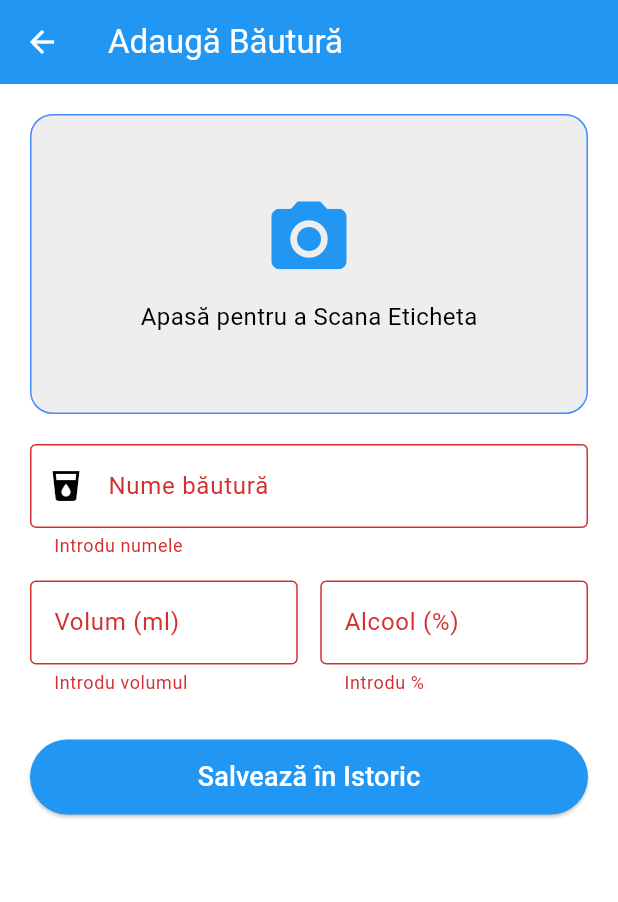
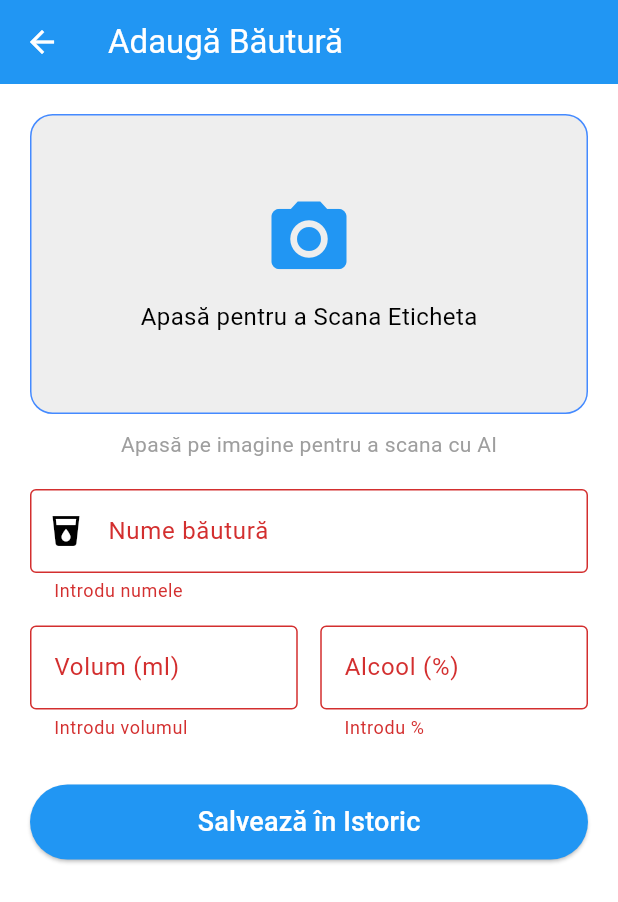
Before and after one commit to AndreiPopescuu/Msa_project, a Flutter app: the AddDrinkScreen screen opened directly, after a tap on "Salvează în Istoric", on a phone screen of 412 x 824 dp. Shown: the top 902 px of the screen. Run offline on Flutter 3.47's test engine with Material 3 defaults, Android fonts, the phone set to English and light mode, and no system bars; our stand-ins replace dio, fl_chart, image_picker, shared_preferences; accounts and stored records are empty.

```diff
--- a/frontend/lib/core/api/api_client.dart
+++ b/frontend/lib/core/api/api_client.dart
@@ -14,8 +14,9 @@ class ApiClient {
   final Dio _dio = Dio(
     BaseOptions(
       baseUrl: baseUrl,
-      connectTimeout: const Duration(seconds: 15), // Am mărit puțin timpul pentru că serverul Free poate fi lent uneori
-      receiveTimeout: const Duration(seconds: 15),
+      connectTimeout: const Duration(seconds: 120), // 2 minute
+      receiveTimeout: const Duration(seconds: 120),
+      sendTimeout: const Duration(seconds: 120),    // Foarte important pentru upload
       headers: {
         'Content-Type': 'application/json',
         'Accept': 'application/json',
--- a/frontend/lib/screens/add_drink_screen.dart
+++ b/frontend/lib/screens/add_drink_screen.dart
@@ -1,9 +1,9 @@
 import 'dart:io';
-import 'package:flutter/foundation.dart' show kIsWeb; // <--- Import pentru a detecta Web-ul
+import 'package:flutter/foundation.dart' show kIsWeb; // Pentru detectare Web
 import 'package:flutter/material.dart';
 import 'package:image_picker/image_picker.dart';
 import 'package:shared_preferences/shared_preferences.dart';
-import '../core/api/api_client.dart';
+import '../core/api/api_client.dart'; // Asigură-te că calea este corectă (services sau core/api)
 
 class AddDrinkScreen extends StatefulWidget {
   const AddDrinkScreen({super.key});
@@ -22,21 +22,23 @@ class _AddDrinkScreenState extends State<AddDrinkScreen> {
   final _strengthCtrl = TextEditingController();
 
   bool _loading = false;
-  XFile? _pickedFile; // <--- Păstrăm fișierul original (XFile) pentru compatibilitate Web
+  XFile? _pickedFile;
 
-  // --- LOGICA DE SCANARE ---
+  // --- LOGICA DE SCANARE (AICI ESTE SECRETUL) ---
   Future<void> _scanDrink() async {
     try {
-      // 1. Deschide camera (sau galeria)
+      // 1. Deschide camera
+      // În add_drink_screen.dart
       final XFile? photo = await _picker.pickImage(
         source: ImageSource.camera,
-        imageQuality: 50,
+        imageQuality: 15,  // Calitate foarte mică
+        maxWidth: 300,     // Dimensiune foarte mică
       );
 
       if (photo == null) return;
 
       setState(() {
-        _pickedFile = photo; // Salvăm referința pentru afișare
+        _pickedFile = photo;
         _loading = true;
       });
 
@@ -44,15 +46,17 @@ class _AddDrinkScreenState extends State<AddDrinkScreen> {
         const SnackBar(content: Text('AI-ul analizează eticheta...')),
       );
 
-      // 2. Trimite la Server (folosind XFile direct)
+      // 2. Trimite la Server
       final response = await api.identifyDrink(photo);
 
-      // 3. Completează câmpurile cu ce a găsit AI-ul
+      // 3. Verifică răspunsul
       if (response.statusCode == 200) {
         final data = response.data;
 
         setState(() {
           _nameCtrl.text = data['name'] ?? '';
+
+          // Tratăm cazul în care vine int sau double
           if (data['abv'] != null) {
             _strengthCtrl.text = data['abv'].toString();
           }
@@ -61,12 +65,16 @@ class _AddDrinkScreenState extends State<AddDrinkScreen> {
         ScaffoldMessenger.of(context).showSnackBar(
           const SnackBar(content: Text('Identificare reușită! Verifică datele.')),
         );
+      } else {
+         ScaffoldMessenger.of(context).showSnackBar(
+          const SnackBar(content: Text('AI-ul nu a răspuns corect (Server Error).')),
+        );
       }
     } catch (e) {
       ScaffoldMessenger.of(context).showSnackBar(
-        const SnackBar(content: Text('Nu s-a putut identifica băutura.')),
+        const SnackBar(content: Text('Nu s-a putut trimite poza. Verifică internetul.')),
       );
-      print("Eroare AI: $e");
+      print("Eroare AI Scan: $e");
     } finally {
       setState(() => _loading = false);
     }
@@ -78,11 +86,16 @@ class _AddDrinkScreenState extends State<AddDrinkScreen> {
 
     try {
       final prefs = await SharedPreferences.getInstance();
-      final int? storedUserId = prefs.getInt('user_id');
+      final int? storedUserId = prefs.getInt('user_id'); // Asigură-te că cheia e 'user_id' sau 'userId'
 
-      if (storedUserId == null) return;
+      if (storedUserId == null) {
+          ScaffoldMessenger.of(context).showSnackBar(
+            const SnackBar(content: Text('Eroare: Nu ești logat!')),
+          );
+          return;
+      }
 
-      // FIX: Înlocuim virgula cu punctul pentru siguranță (ex: "5,5" -> "5.5")
+      // FIX: Siguranță pentru virgulă vs punct
       double volume = double.parse(_volumeCtrl.text.replaceAll(',', '.'));
       double strength = double.parse(_strengthCtrl.text.replaceAll(',', '.'));
 
@@ -97,15 +110,18 @@ class _AddDrinkScreenState extends State<AddDrinkScreen> {
       ScaffoldMessenger.of(context).showSnackBar(
           const SnackBar(content: Text('Băutură salvată cu succes!')),
       );
+
+      // Ne întoarcem la ecranul anterior (Home)
       Navigator.pop(context);
+
     } catch (e) {
-      ScaffoldMessenger.of(context).showSnackBar(SnackBar(content: Text('Eroare: $e')));
+      ScaffoldMessenger.of(context).showSnackBar(SnackBar(content: Text('Eroare la salvare: $e')));
     } finally {
       if (mounted) setState(() => _loading = false);
     }
   }
 
-  // --- FUNCȚIE PENTRU AFIȘAREA IMAGINII (WEB vs MOBILE) ---
+  // --- FUNCȚIE PENTRU PREVIEW POZĂ ---
   Widget _buildImagePreview() {
     if (_pickedFile == null) {
       return Column(
@@ -118,7 +134,6 @@ class _AddDrinkScreenState extends State<AddDrinkScreen> {
       );
     }
 
-    // Pe Web folosim NetworkImage cu path-ul blob-ului, pe Mobile folosim File
     if (kIsWeb) {
       return Image.network(_pickedFile!.path, fit: BoxFit.cover);
     } else {
@@ -138,7 +153,7 @@ class _AddDrinkScreenState extends State<AddDrinkScreen> {
             children: [
               // --- ZONA DE POZĂ ---
               GestureDetector(
-                onTap: _scanDrink,
+                onTap: _loading ? null : _scanDrink, // Blocăm click-ul dacă încarcă
                 child: Container(
                   height: 200,
                   width: double.infinity,
@@ -147,12 +162,16 @@ class _AddDrinkScreenState extends State<AddDrinkScreen> {
                     borderRadius: BorderRadius.circular(15),
                     border: Border.all(color: Colors.blueAccent),
                   ),
-                  child: ClipRRect(
+                  child: _loading
+                    ? const Center(child: CircularProgressIndicator())
+                    : ClipRRect(
                         borderRadius: BorderRadius.circular(15),
-                    child: _buildImagePreview(), // <--- Folosim funcția inteligentă
+                        child: _buildImagePreview(),
                       ),
                 ),
               ),
+              const SizedBox(height: 10),
+              const Text("Apasă pe imagine pentru a scana cu AI", style: TextStyle(color: Colors.grey)),
               const SizedBox(height: 20),
 
               // --- FORMULARUL ---
@@ -189,18 +208,18 @@ class _AddDrinkScreenState extends State<AddDrinkScreen> {
               ),
               const SizedBox(height: 30),
 
-              _loading
-                  ? const CircularProgressIndicator()
-                  : SizedBox(
+              SizedBox(
                 width: double.infinity,
                 height: 50,
                 child: ElevatedButton(
-                        onPressed: _submitDrink,
+                  onPressed: _loading ? null : _submitDrink,
                   style: ElevatedButton.styleFrom(
                     backgroundColor: Colors.blue,
                     foregroundColor: Colors.white,
                   ),
-                        child: const Text('Salvează în Istoric', style: TextStyle(fontSize: 18)),
+                  child: _loading
+                    ? const Text('Se procesează...')
+                    : const Text('Salvează în Istoric', style: TextStyle(fontSize: 18)),
                 ),
               ),
             ],
```
Also changed, not shown: 1 other file. Lines whose indentation alone changed are shown as unchanged.
